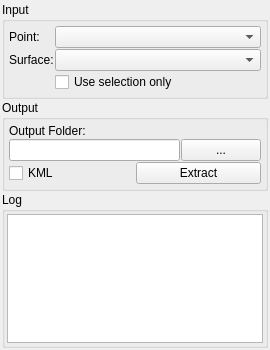
Old version of the form Q_Pansopy/ui/utilities/qpansopy_object_selection_dockwidget.ui in the repository FLYGHT7/qpansopy.
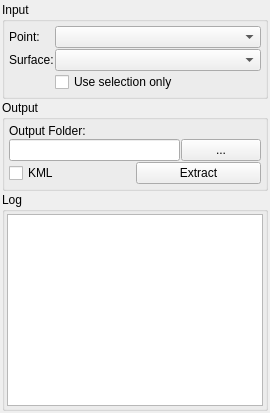
New version of the form. Custom widgets are drawn as their Qt base class.

```diff
--- a/Q_Pansopy/ui/utilities/qpansopy_object_selection_dockwidget.ui
+++ b/Q_Pansopy/ui/utilities/qpansopy_object_selection_dockwidget.ui
@@ -11,7 +11,7 @@
   <property name="maximumSize">
    <size>
     <width>16777215</width>
-    <height>350</height>
+        <height>16777215</height>
    </size>
   </property>
   <property name="windowTitle">
@@ -142,7 +142,7 @@
     <item>
      <widget class="QGroupBox" name="logGroup">
       <property name="sizePolicy">
-       <sizepolicy hsizetype="Preferred" vsizetype="Fixed">
+      <sizepolicy hsizetype="Preferred" vsizetype="Preferred">
         <horstretch>0</horstretch>
         <verstretch>0</verstretch>
        </sizepolicy>
@@ -159,8 +159,14 @@
        </property>
        <item>
         <widget class="QTextEdit" name="logTextEdit">
-         <property name="maximumHeight">
-          <number>60</number>
+         <property name="sizePolicy">
+          <sizepolicy hsizetype="Expanding" vsizetype="Expanding">
+           <horstretch>0</horstretch>
+           <verstretch>1</verstretch>
+          </sizepolicy>
+         </property>
+         <property name="minimumHeight">
+          <number>100</number>
          </property>
          <property name="readOnly">
           <bool>true</bool>
```
Lines whose indentation alone changed are shown as unchanged.
